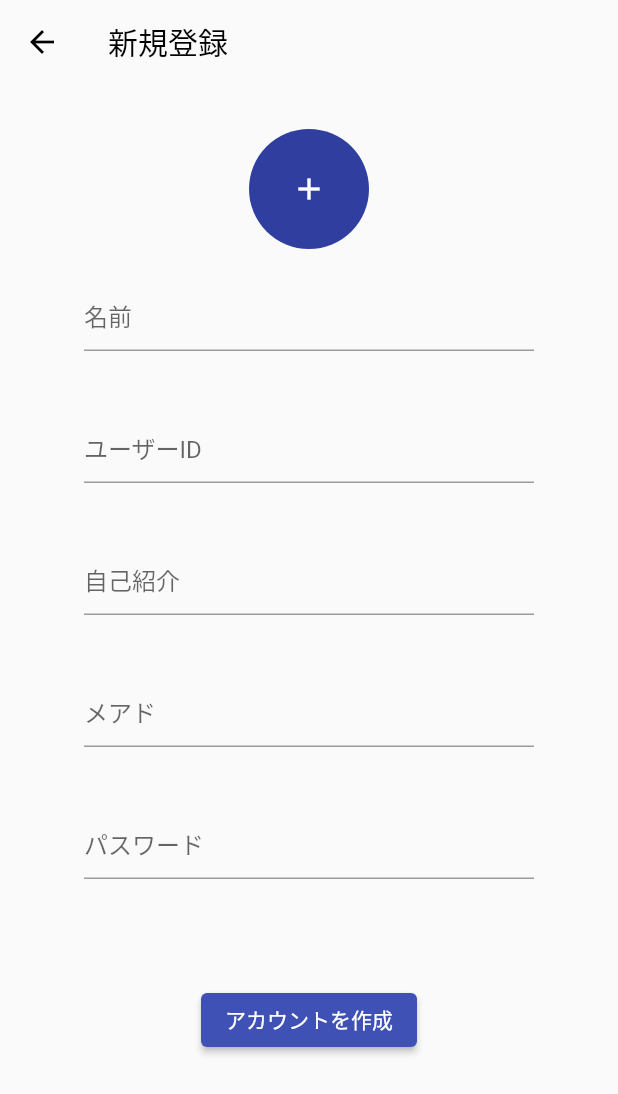
After one commit to team-haw/digital-circulation-board, a Flutter app: the CreateEmailAccountPage screen opened directly, on a phone screen of 412 x 824 dp. The commit adds this screen. Shown: the top 1094 px of the screen. Run offline on Flutter 3.47's test engine with Material 2 defaults, Android fonts, the phone set to English and light mode, and no system bars; our stand-ins replace dropdown_button2, image_picker; missing offline and left inert: image_picker_for_web.

```diff
--- a/frontend/lib/home.dart
+++ b/frontend/lib/home.dart
@@ -1,7 +1,7 @@
 import 'package:flutter/material.dart';
 import 'menu/bulletin_board.dart';
+import 'menu/circulation_board/time_line_page.dart';
 import 'menu/setting.dart';
-import 'menu/circulation_board.dart';
 import 'menu/profile.dart';
 
 class HomePage extends StatefulWidget {
@@ -45,7 +45,7 @@ Widget _bodyContent(int index) {
     case 0:
       return BulletinBoard();
     case 1:
-      return CirculationBoard();
+      return TimeLinePge();
     case 2:
       return Setting();
     case 3:
--- /dev/null
+++ b/frontend/lib/login/create_email_account.dart
@@ -0,0 +1,121 @@
+import 'dart:io';
+import 'package:flutter/material.dart';
+import 'package:image_picker/image_picker.dart';
+
+class CreateEmailAccountPage extends StatefulWidget {
+  const CreateEmailAccountPage({Key? key}) : super(key: key);
+
+  @override
+  State<CreateEmailAccountPage> createState() => _CreateEmailAccountPageState();
+}
+
+class _CreateEmailAccountPageState extends State<CreateEmailAccountPage> {
+  TextEditingController nameController = TextEditingController();
+  TextEditingController userIdController = TextEditingController();
+  TextEditingController selfIntroductionController = TextEditingController();
+  TextEditingController passwordController = TextEditingController();
+  TextEditingController emailController = TextEditingController();
+
+  File? image;
+  ImagePicker picker = ImagePicker();
+
+  Future<void> getImageFromGallery() async{
+    final pickedFile = await picker.pickImage(source: ImageSource.gallery);
+    if(pickedFile != null){
+      setState(() {
+        image = File(pickedFile.path);
+      });
+    }
+  }
+
+
+  @override
+  Widget build(BuildContext context) {
+    return Scaffold(
+      appBar: AppBar(
+        backgroundColor: Colors.transparent,  //背景透明
+        elevation: 0,
+        iconTheme: IconThemeData(color: Colors.black),
+        title: Text('新規登録', style: TextStyle(color: Colors.black)),
+      ),
+      body: SingleChildScrollView(
+        child: Container(
+          width: double.infinity,
+          child: Column(
+            children: [
+              SizedBox(height: 30),
+              GestureDetector(  //CircleAvatarを押せるようにする
+                onTap: (){
+                  getImageFromGallery();
+                },
+                child: CircleAvatar(
+                  foregroundImage: image == null ? null : FileImage(image!),
+                  //画像が空かそうじゃないかで分岐　↑
+                  radius: 40,
+                  child: Icon(Icons.add),
+                ),
+              ),
+              Padding(
+                padding: const EdgeInsets.symmetric(vertical: 20.0),
+                child: Container(
+                  width: 300,
+                  child: TextField(
+                    controller: nameController,
+                    decoration: InputDecoration(hintText: '名前'),
+                  ),
+                ),
+              ),
+              Padding(
+                padding: const EdgeInsets.symmetric(vertical: 20.0),
+                child: Container(
+                  width: 300,
+                  child: TextField(
+                    controller: userIdController,
+                    decoration: InputDecoration(hintText: 'ユーザーID'),
+                  ),
+                ),
+              ),
+              Padding(
+                padding: const EdgeInsets.symmetric(vertical: 20.0),
+                child: Container(
+                  width: 300,
+                  child: TextField(
+                    controller: selfIntroductionController,
+                    decoration: InputDecoration(hintText: '自己紹介'),
+                  ),
+                ),
+              ),
+              Padding(
+                padding: const EdgeInsets.symmetric(vertical: 20.0),
+                child: Container(
+                  width: 300,
+                  child: TextField(
+                    controller: emailController,
+                    decoration: InputDecoration(hintText: 'メアド'),
+                  ),
+                ),
+              ),
+              Padding(
+                padding: const EdgeInsets.symmetric(vertical: 20.0),
+                child: Container(
+                  width: 300,
+                  child: TextField(
+                    controller: passwordController,
+                    decoration: InputDecoration(hintText: 'パスワード'),
+                  ),
+                ),
+              ),
+              SizedBox(height: 50),
+              ElevatedButton(
+                  onPressed: (){
+                    if(nameController.text.isNotEmpty && userIdController.text.isNotEmpty && selfIntroductionController.text.isNotEmpty && emailController.text.isNotEmpty && passwordController.text.isNotEmpty && image != null){
+                      Navigator.pop(context);
+                    }},
+                  child: Text('アカウントを作成')),
+            ],
+          ),
+        ),
+      ),
+    );
+  }
+}
--- a/frontend/lib/main.dart
+++ b/frontend/lib/main.dart
@@ -1,5 +1,5 @@
 import 'package:flutter/material.dart';
-import 'login.dart';
+import 'login/login.dart';
 
 void main() {
   runApp(const MyApp());
--- /dev/null
+++ b/frontend/lib/model/account.dart
@@ -0,0 +1,12 @@
+class Account{
+  String id;
+  String name;
+  String imagePath;  //プロ画
+  String selfIntroduction;  //自己紹介
+  String userId;
+  DateTime? createdTime;  //プロフィール作った時刻
+  DateTime? updatedTime;  //プロフィール更新時刻
+
+Account({this.id='', this.name='', this.imagePath='', this.selfIntroduction='', this.userId='', this.createdTime, this.updatedTime});
+//Timeは?があるから'='なしでいい
+}
--- a/frontend/pubspec.yaml
+++ b/frontend/pubspec.yaml
@@ -20,7 +20,7 @@ publish_to: "none" # Remove this line if you wish to publish to pub.dev
 version: 1.0.0+1
 
 environment:
-  sdk: ">=2.18.0 <3.0.0"
+  sdk: ">=2.17.0 <3.0.0"
 
 # Dependencies specify other packages that your package needs in order to work.
 # To automatically upgrade your package dependencies to the latest versions
@@ -36,6 +36,8 @@ dependencies:
   # The following adds the Cupertino Icons font to your application.
   # Use with the CupertinoIcons class for iOS style icons.
   cupertino_icons: ^1.0.2
+  intl: any
+  image_picker: ^0.8.5+3
 
 dev_dependencies:
   flutter_test:
```
Also changed, not shown: frontend/lib/generated_plugin_registrant.dart (added, +17 -0 lines), frontend/lib/login/email_login.dart (added, +81 -0 lines), frontend/lib/login/login.dart (renamed from frontend/lib/login.dart, +19 -1 lines), frontend/lib/menu/circulation_board.dart (deleted, +0 -10 lines), frontend/lib/menu/circulation_board/post_page.dart (added, +42 -0 lines), frontend/lib/menu/circulation_board/time_line_page.dart (added, +102 -0 lines), frontend/lib/model/post.dart (added, +10 -0 lines), frontend/pubspec.lock, 10 other files.
